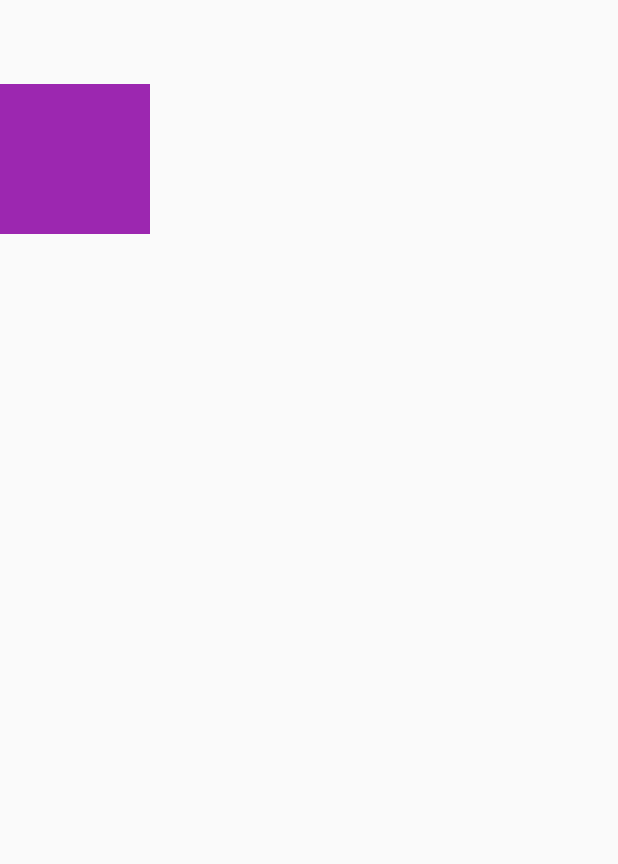
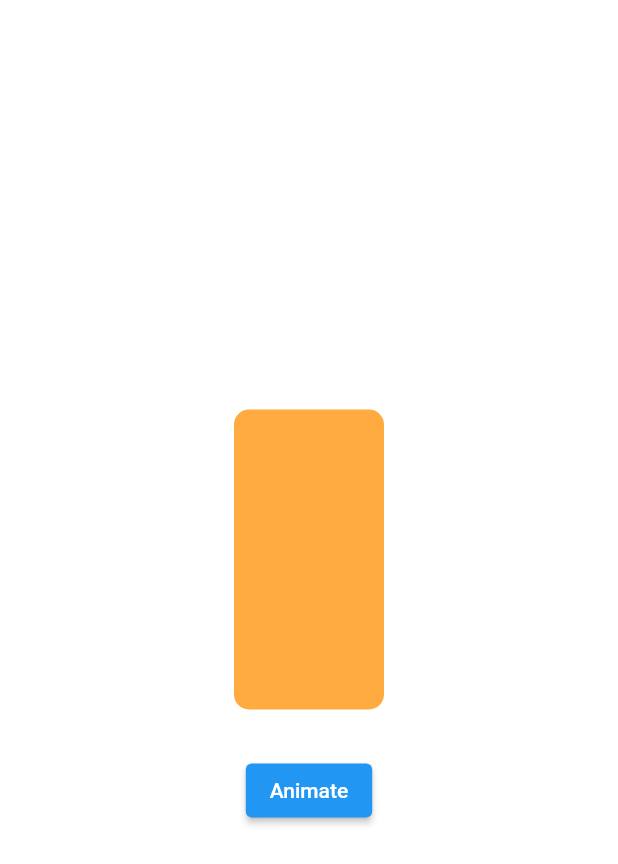
Before and after one commit to farehahassan/new_app, a Flutter app: the screen it shows after launch, on a phone screen of 412 x 824 dp. Shown: the top 864 px of the screen. Run offline on Flutter 3.47's test engine with Material 2 defaults, Android fonts, the light colour scheme and no system bars; our stand-ins replace google_fonts.

Commit message:
FOO animation

```diff
--- a/lib/animation.dart
+++ b/lib/animation.dart
@@ -8,18 +8,58 @@ class animation extends StatefulWidget {
 }
 
 class _MyAnimationState extends State<animation> {
+
+  var _width = 100.0;
+  var _height = 200.0;
+  Decoration myDecor = BoxDecoration(
+    borderRadius: BorderRadius.circular(10),
+    color: Colors.orangeAccent
+  );
   @override
   Widget build(BuildContext context) {
-    return Scaffold(
-      appBar: AppBar(
-        backgroundColor: Colors.transparent,
-        elevation: 0,
-      ),
-      body: Container(
-        width: 100,
-        height: 100,
-        color: Colors.purple,
-      ),
+    return Column(
+      mainAxisAlignment: MainAxisAlignment.center,
+      children: [
+        AnimatedContainer(
+          width: _width,
+            height: _height,
+            curve: Curves.bounceOut,
+            decoration: myDecor,
+            duration: Duration(seconds: 2)
+        ),
+        SizedBox(
+          height: 30,
+        ),
+        ElevatedButton(onPressed: (){
+
+          if(_width == 100.0 && _height == 200.0){
+            var temp = _width;
+            _width = _height;
+            _height = temp;
+
+            myDecor = BoxDecoration(
+              borderRadius: BorderRadius.circular(50),
+                    color : Colors.orangeAccent
+
+            );
+          }
+          else if(_width==200.0 && _height == 100.0 ){
+            var temp = _width;
+            _width = _height;
+            _height = temp;
+
+            myDecor = BoxDecoration(
+                borderRadius: BorderRadius.circular(50),
+                color : Colors.red
+            );
+
+          }
+          setState(() {
+
+          });
+        }, child: Text("Animate"))
+
+      ],
     );
   }
 }
```
